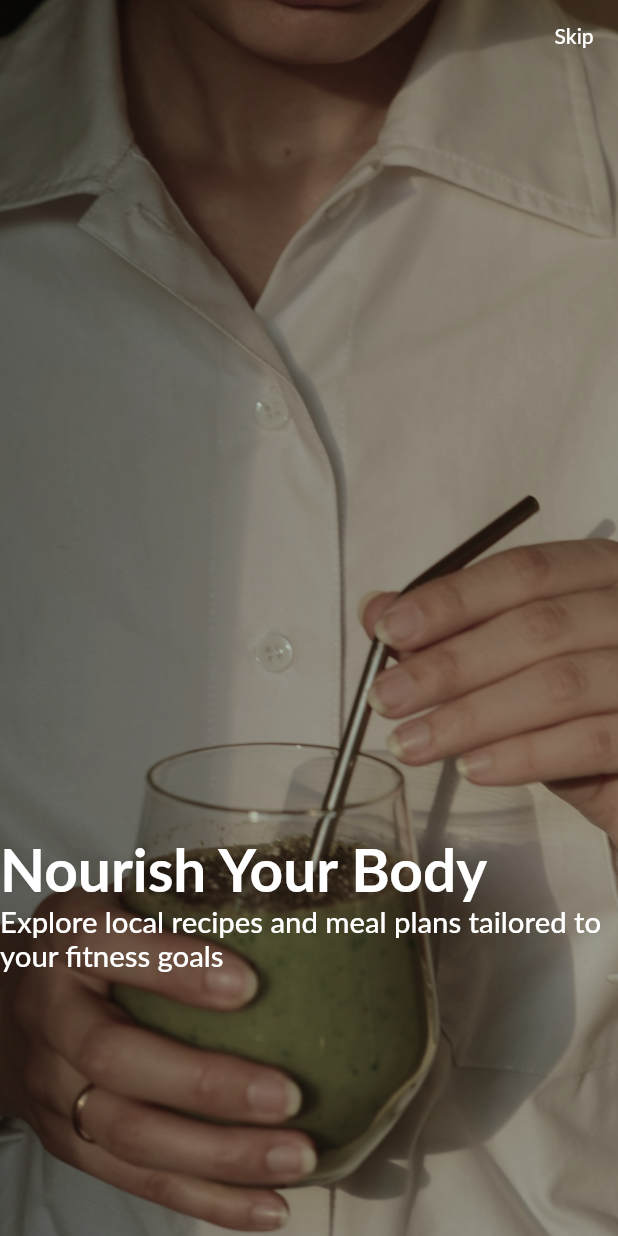
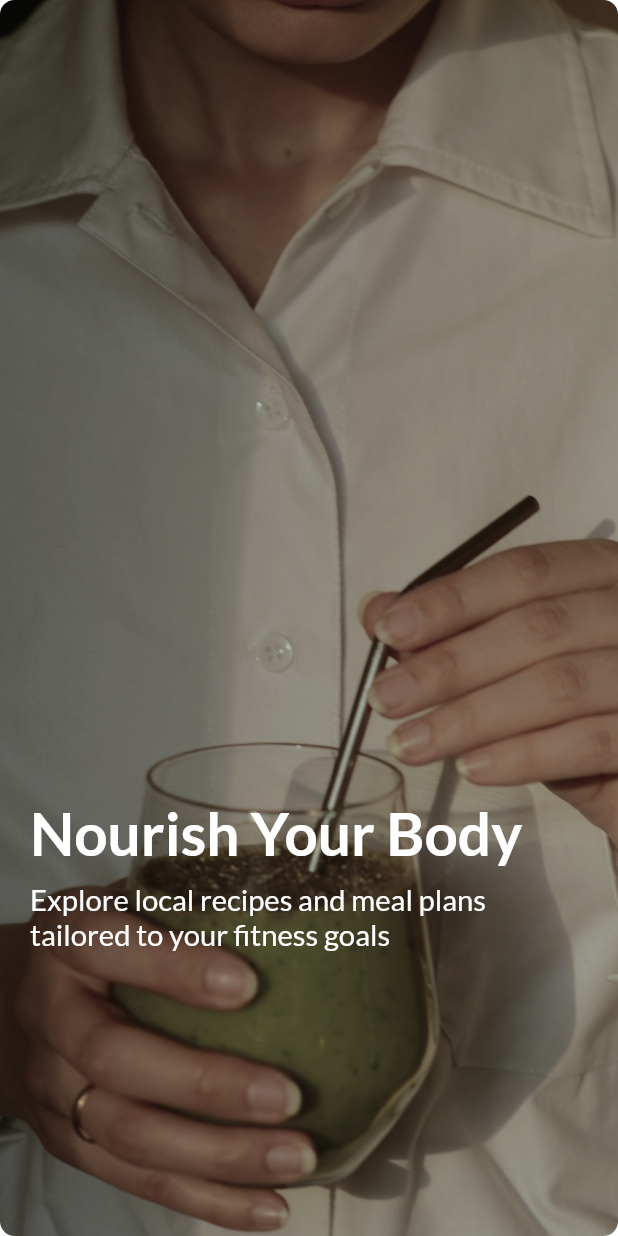
Before and after one commit to Precious2409/my_fitness_app, a Flutter app: the OnboardingPage screen opened directly, on a phone screen of 412 x 824 dp. Run offline on Flutter 3.47's test engine with Material 3 defaults, Android fonts, the phone set to English and light mode, and no system bars; our stand-ins replace animated_splash_screen, flutter_screenutil, smooth_page_indicator.

Commit message:
Finally implemented images as background of onboarding pages except the welcome onboarding screen.
Designed and laid out UIs of the splash screen,onboarding pages and skip button all using navigator.push ... Haven't understood bloc yet

```diff
--- a/lib/main.dart
+++ b/lib/main.dart
@@ -3,8 +3,11 @@
 import 'package:my_fitness_app/common/colo_extension.dart';
 import 'package:my_fitness_app/home/home_view.dart';
 import 'package:my_fitness_app/knowing_you/about_you.dart';
+import 'package:my_fitness_app/onboarding/onboarding_screen_1.dart';
 import 'package:my_fitness_app/onboarding/splash_screen.dart';
 import 'package:my_fitness_app/sign_up/signup_screen.dart';
+
+import 'onboarding/onboarding_screen.dart';
 
 
 void main() {
@@ -29,11 +32,12 @@
           fontFamily: "Lato" ,
           useMaterial3: false,
         ),
-        home:  SignupScreen(),
+        home:  SplashScreen(),
         routes: {
           "/signuppage": (context) => const SignupScreen(),
           "/aboutyoupage": (context) => const AboutYou(),
           "/homeview": (context) => const HomeView(),
+          "/onboardingscreen": (context) => const OnboardingScreen(),
         /**  "/fitnessgoalspage": (context) => const FitnessGoals(),
           "/activitylevel": (context) => const ActivityLevelCheck(),
             **/
--- a/lib/onboarding/onboarding_page.dart
+++ b/lib/onboarding/onboarding_page.dart
@@ -5,7 +5,11 @@ import 'package:my_fitness_app/common/colo_extension.dart';
 
 class OnboardingPage extends StatelessWidget {
 
-  const OnboardingPage({super.key, required this.image, required this.title, required this.subtitle, });
+  const OnboardingPage(
+      {
+        super.key,
+        required this.image,
+        required this.title, required this.subtitle,});
 
   final String image;
   final String title;
@@ -17,12 +21,10 @@ class OnboardingPage extends StatelessWidget {
     var media = MediaQuery.of(context).size;
 
     return Scaffold(
-      body: Stack(
-        children: [
-          Container(
-            height: media.height,
-            width: media.width,
+      backgroundColor: Colors.transparent,
+      body: Container(
           decoration: BoxDecoration(
+             borderRadius: BorderRadius.circular(10.r),
               image: DecorationImage(
                 image: AssetImage(
                   image,
@@ -30,30 +32,12 @@ class OnboardingPage extends StatelessWidget {
                 fit: BoxFit.cover,
               )
           ),
-          ),
-          Scaffold(
-            backgroundColor: Colors.transparent,
-            body: Column(
-              children: [
-                Align(
-                  alignment: Alignment.topRight,
-                  child: ElevatedButton(
-                      onPressed: () {
-                        //Navigator.pushNamed(context, "/.aboutyoupage");
-                      },
-                      style: ElevatedButton.styleFrom(
-                        backgroundColor: Colors.transparent,
-                        elevation: 0,
-                        minimumSize: Size(60.sp, 34.sp),
-                        shape: RoundedRectangleBorder(
-                            borderRadius: BorderRadius.all(
-                                Radius.circular(24.r))),
-                      ),
-                      child: Text("Skip", style: TextStyle(color: Colors.white),)
-                  ),
-                ),
-                SizedBox(height: 520.h),
-                Column(
+
+        padding: EdgeInsets.all(20),
+        child: Container(
+          margin: EdgeInsets.only(top: 350.h),
+          child: Column(
+            mainAxisAlignment: MainAxisAlignment.center,
             crossAxisAlignment: CrossAxisAlignment.start,
             children: [
               Text(
@@ -65,6 +49,8 @@ class OnboardingPage extends StatelessWidget {
                 ),
               ),
 
+              SizedBox(height: 10,),
+
               Text(
                 subtitle,
                 style: TextStyle(
@@ -73,6 +59,32 @@ class OnboardingPage extends StatelessWidget {
                     fontWeight: FontWeight.w500
                 ),
               )
+
+            ],
+          ),
+        ),
+      ),
+    );
+  }
+}
+
+/**return Scaffold(
+    body: Stack(
+    children: [
+    Container(
+    ,
+    ),
+    Scaffold(
+    backgroundColor: Colors.transparent,
+    body: Column(
+    children: [
+    Align(
+    alignment: Alignment.topRight,
+    child:
+    SizedBox(height: 520.h),
+    Column(
+    crossAxisAlignment: CrossAxisAlignment.start,
+    children: [
     ],
     ),
     ],
@@ -81,5 +93,4 @@ class OnboardingPage extends StatelessWidget {
     ],
     ),
     );
-  }
-}
+    }**/
--- a/lib/onboarding/onboarding_screen_1.dart
+++ b/lib/onboarding/onboarding_screen_1.dart
@@ -12,7 +12,7 @@ class _OnboardingScreen1State extends State<OnboardingScreen1> {
   @override
   Widget build(BuildContext context) {
     return const OnboardingPage(
-      image: "assets/images/unlock_your_potential.png",
+     image: "assets/images/unlock_your_potential.png",
       title: 'Unlock Your Potential',
       subtitle: 'Get access to well curated workout routines for a stronger,healthier you',
     );
--- a/lib/onboarding/onboarding_screen_2.dart
+++ b/lib/onboarding/onboarding_screen_2.dart
@@ -12,7 +12,7 @@ class _OnboardingScreen2State extends State<OnboardingScreen2> {
   @override
   Widget build(BuildContext context) {
     return OnboardingPage(
-      image: 'assets/images/embrace_vitality.png',
+     image: 'assets/images/embrace_vitality.png',
       title: 'Embrace Vitality',
       subtitle: 'Embrace a healthier lifestyle, discover the power of active living',
     );
```
Also changed, not shown: lib/common/common_widgets/button_elevation.dart (+6 -5 lines), lib/knowing_you/about_you.dart (+133 -129 lines), lib/onboarding/onboarding_screen.dart (+23 -13 lines), lib/onboarding/splash_screen.dart (+6 -9 lines), lib/onboarding/welcome_onboard.dart (added, +70 -0 lines), pubspec.yaml (+6 -6 lines). Lines whose indentation alone changed are shown as unchanged.
